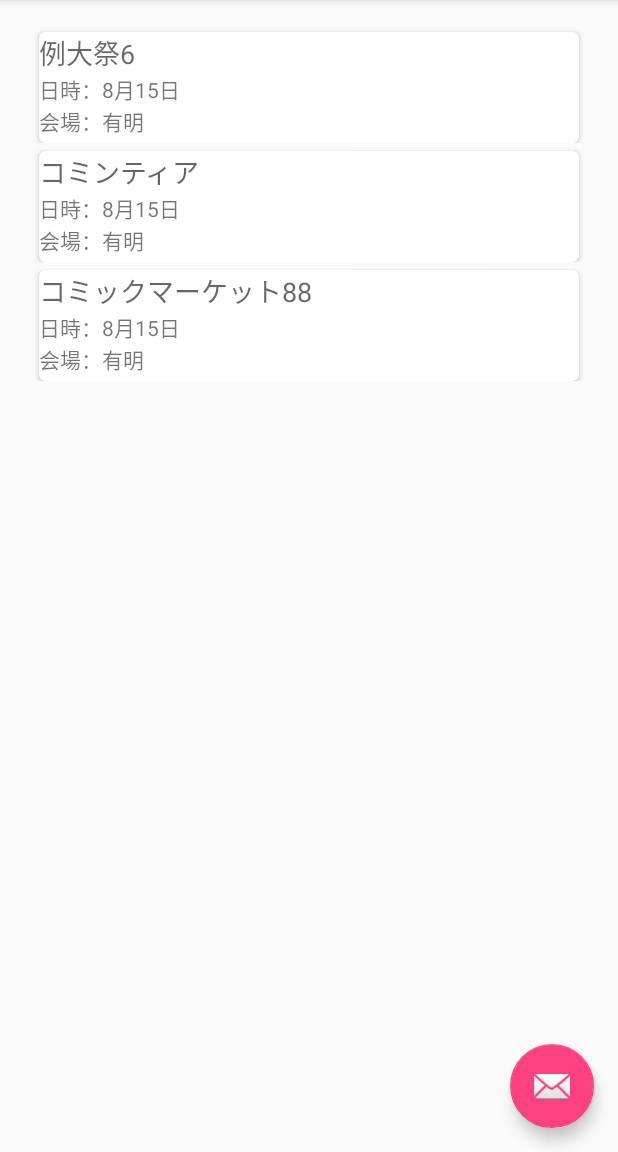
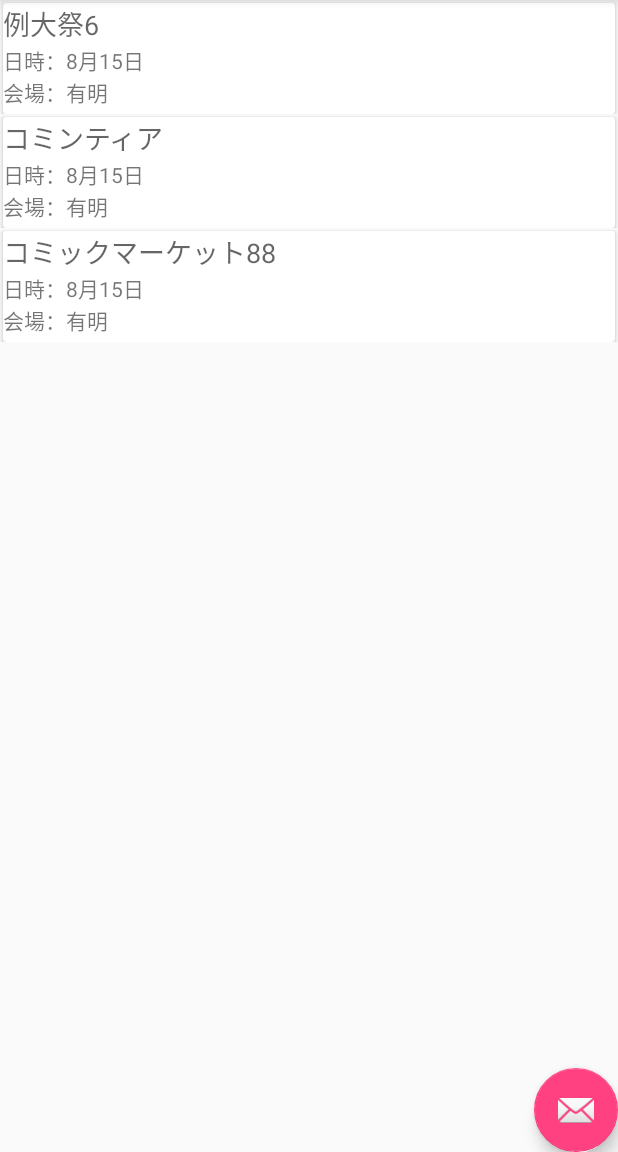
Before and after one commit to kenpos/douzin, an Android app: the screen it shows after launch (MainActivity), on a phone screen of 412 x 824 dp, the part 84-1236 px from its top. Run offline under Robolectric (Android 15) with nearby library versions, the phone set to English and light mode, and no system bars.

Commit message:
change design to modern

```diff
--- a/app/src/main/res/layout/test_card.xml
+++ b/app/src/main/res/layout/test_card.xml
@@ -9,10 +9,10 @@
         xmlns:card_view="http://schemas.android.com/apk/res-auto"
         android:layout_width="match_parent"
         android:layout_height="wrap_content"
-        card_view:cardCornerRadius="4dp"
-        android:layout_marginLeft="10dp"
-        android:layout_marginRight="10dp"
-        android:layout_marginTop="5dp"
+        card_view:cardCornerRadius="2dp"
+        android:layout_marginLeft="2dp"
+        android:layout_marginRight="2dp"
+        android:layout_marginTop="2dp"
         android:id="@+id/cardView">
 
 
--- a/app/src/main/res/values/dimens.xml
+++ b/app/src/main/res/values/dimens.xml
@@ -1,6 +1,6 @@
 <resources>
     <!-- Default screen margins, per the Android Design guidelines. -->
-    <dimen name="activity_horizontal_margin">16dp</dimen>
-    <dimen name="activity_vertical_margin">16dp</dimen>
-    <dimen name="fab_margin">16dp</dimen>
+    <dimen name="activity_horizontal_margin">0dp</dimen>
+    <dimen name="activity_vertical_margin">0dp</dimen>
+    <dimen name="fab_margin">0dp</dimen>
 </resources>
--- a/build.gradle
+++ b/build.gradle
@@ -5,7 +5,7 @@ buildscript {
         jcenter()
     }
     dependencies {
-        classpath 'com.android.tools.build:gradle:1.3.0'
+        classpath 'com.android.tools.build:gradle:2.1.0'
 
         // NOTE: Do not place your application dependencies here; they belong
         // in the individual module build.gradle files
```
Also changed, not shown: gradle/wrapper/gradle-wrapper.properties, 2 other files.
